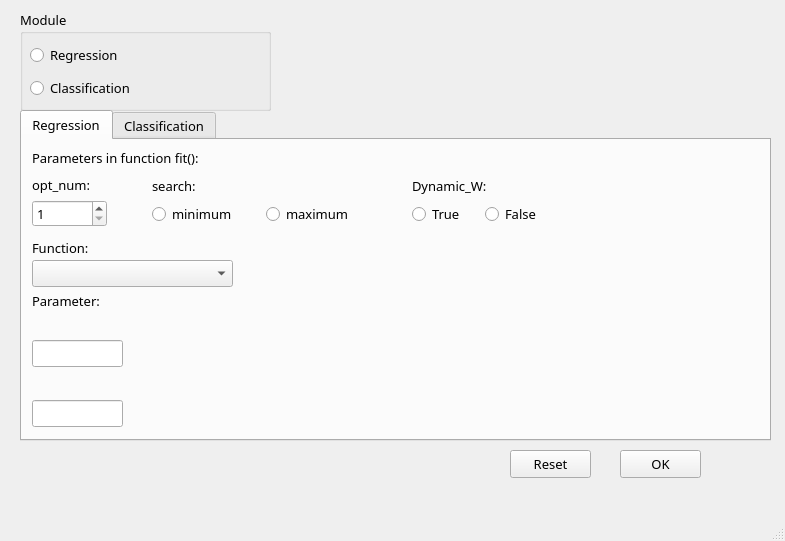
Before: the Qt Designer form parameter.ui in Bgolearn/BgoFace, drawn with Qt 5.
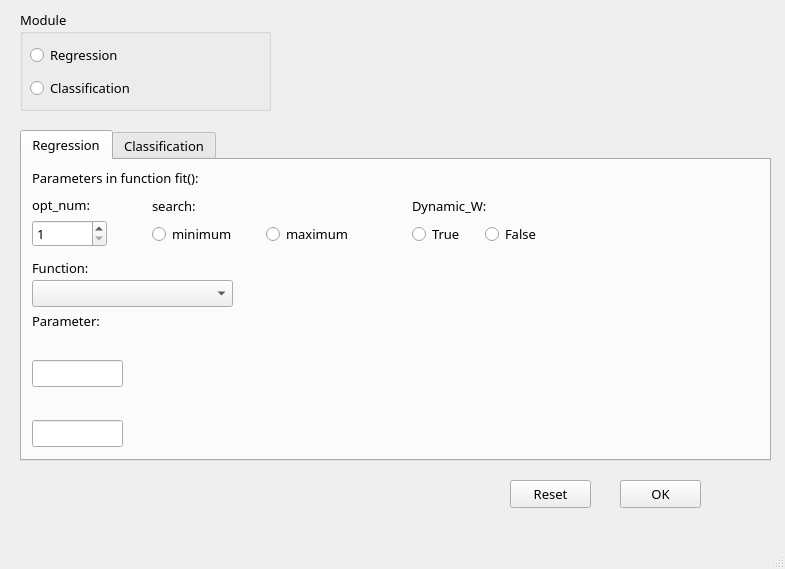
After: the same form once the commit is applied.

```diff
--- a/parameter.ui
+++ b/parameter.ui
@@ -7,7 +7,7 @@
     <x>0</x>
     <y>0</y>
     <width>785</width>
-    <height>541</height>
+    <height>569</height>
    </rect>
   </property>
   <property name="font">
@@ -69,7 +69,7 @@
     <property name="geometry">
      <rect>
       <x>20</x>
-      <y>110</y>
+      <y>130</y>
       <width>751</width>
       <height>331</height>
      </rect>
@@ -528,7 +528,7 @@
     <property name="geometry">
      <rect>
       <x>620</x>
-      <y>450</y>
+      <y>480</y>
       <width>81</width>
       <height>28</height>
      </rect>
@@ -547,7 +547,7 @@
     <property name="geometry">
      <rect>
       <x>510</x>
-      <y>450</y>
+      <y>480</y>
       <width>81</width>
       <height>28</height>
      </rect>
```
